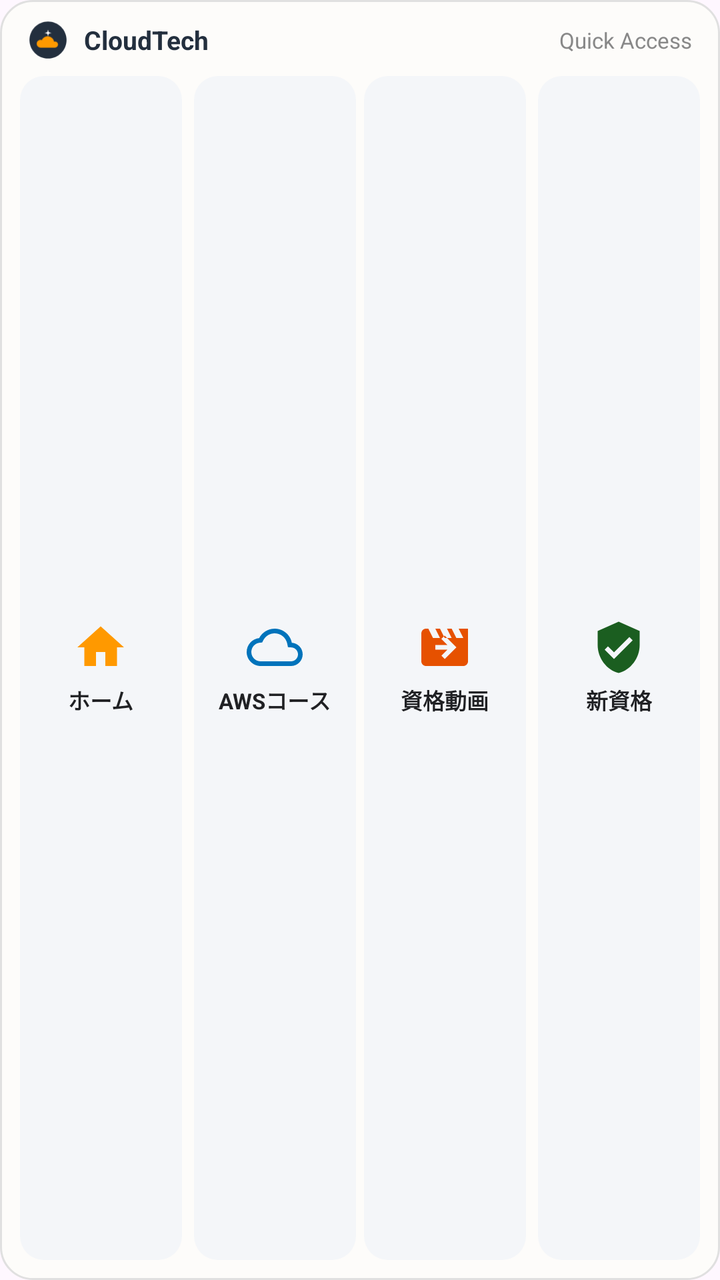
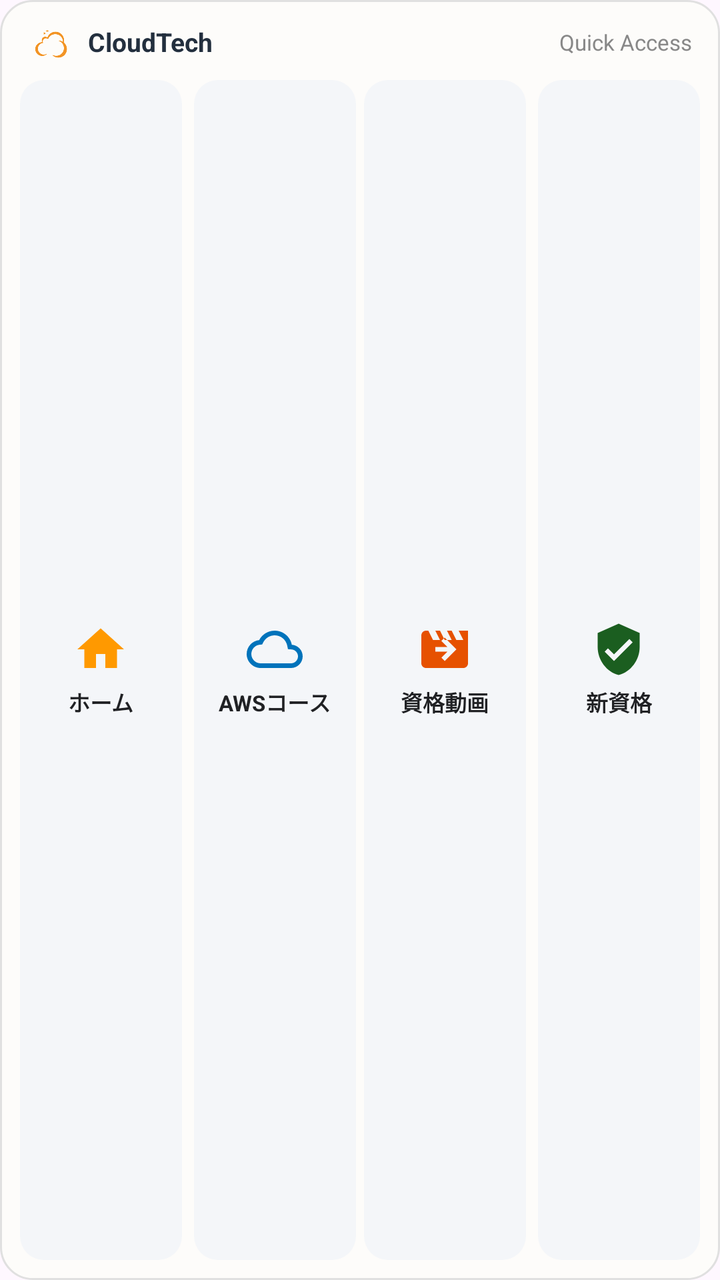

Compare the two renders of this Android layout. The source of the first and the diff that turns it into the second are given below.
<!-- AndroidManifest.xml: application theme Theme.CloudTech -->
<!-- res/layout/widget_cloudtech.xml -->
<?xml version="1.0" encoding="utf-8"?>
<LinearLayout xmlns:android="http://schemas.android.com/apk/res/android"
    android:layout_width="match_parent"
    android:layout_height="match_parent"
    android:background="@drawable/widget_bg"
    android:orientation="vertical"
    android:padding="10dp">

    
    <LinearLayout
        android:layout_width="match_parent"
        android:layout_height="wrap_content"
        android:gravity="center_vertical"
        android:orientation="horizontal"
        android:paddingBottom="8dp"
        android:paddingStart="4dp"
        android:paddingEnd="4dp">

        <ImageView
            android:layout_width="20dp"
            android:layout_height="20dp"
            android:contentDescription="@string/app_name"
            android:src="@drawable/ic_launcher" />

        <TextView
            android:layout_width="0dp"
            android:layout_height="wrap_content"
            android:layout_marginStart="8dp"
            android:layout_weight="1"
            android:text="@string/app_name"
            android:textColor="#232F3E"
            android:textSize="13sp"
            android:textStyle="bold" />

        <TextView
            android:layout_width="wrap_content"
            android:layout_height="wrap_content"
            android:text="Quick Access"
            android:textColor="#888888"
            android:textSize="11sp" />
    </LinearLayout>

    
    <LinearLayout
        android:layout_width="match_parent"
        android:layout_height="0dp"
        android:layout_weight="1"
        android:baselineAligned="false"
        android:orientation="horizontal">

        
        <LinearLayout
            android:id="@+id/btn_widget_home"
            android:layout_width="0dp"
            android:layout_height="match_parent"
            android:layout_weight="1"
            android:layout_marginEnd="4dp"
            android:background="@drawable/widget_item_bg"
            android:clickable="true"
            android:focusable="true"
            android:gravity="center"
            android:orientation="vertical"
            android:padding="6dp">

            <ImageView
                android:layout_width="28dp"
                android:layout_height="28dp"
                android:contentDescription="@string/title_home"
                android:src="@drawable/ic_cloud_home" />

            <TextView
                android:layout_width="wrap_content"
                android:layout_height="wrap_content"
                android:layout_marginTop="4dp"
                android:ellipsize="end"
                android:maxLines="1"
                android:text="ホーム"
                android:textColor="#202124"
                android:textSize="11sp"
                android:textStyle="bold" />
        </LinearLayout>

        
        <LinearLayout
            android:id="@+id/btn_widget_aws"
            android:layout_width="0dp"
            android:layout_height="match_parent"
            android:layout_weight="1"
            android:layout_marginStart="2dp"
            android:layout_marginEnd="2dp"
            android:background="@drawable/widget_item_bg"
            android:clickable="true"
            android:focusable="true"
            android:gravity="center"
            android:orientation="vertical"
            android:padding="6dp">

            <ImageView
                android:layout_width="28dp"
                android:layout_height="28dp"
                android:contentDescription="@string/title_aws_course"
                android:src="@drawable/ic_aws_course" />

            <TextView
                android:layout_width="wrap_content"
                android:layout_height="wrap_content"
                android:layout_marginTop="4dp"
                android:ellipsize="end"
                android:maxLines="1"
                android:text="AWSコース"
                android:textColor="#202124"
                android:textSize="11sp"
                android:textStyle="bold" />
        </LinearLayout>

        
        <LinearLayout
            android:id="@+id/btn_widget_cert_video"
            android:layout_width="0dp"
            android:layout_height="match_parent"
            android:layout_weight="1"
            android:layout_marginStart="2dp"
            android:layout_marginEnd="2dp"
            android:background="@drawable/widget_item_bg"
            android:clickable="true"
            android:focusable="true"
            android:gravity="center"
            android:orientation="vertical"
            android:padding="6dp">

            <ImageView
                android:layout_width="28dp"
                android:layout_height="28dp"
                android:contentDescription="@string/title_cert_video"
                android:src="@drawable/ic_cert_video" />

            <TextView
                android:layout_width="wrap_content"
                android:layout_height="wrap_content"
                android:layout_marginTop="4dp"
                android:ellipsize="end"
                android:maxLines="1"
                android:text="資格動画"
                android:textColor="#202124"
                android:textSize="11sp"
                android:textStyle="bold" />
        </LinearLayout>

        
        <LinearLayout
            android:id="@+id/btn_widget_new_cert"
            android:layout_width="0dp"
            android:layout_height="match_parent"
            android:layout_weight="1"
            android:layout_marginStart="4dp"
            android:background="@drawable/widget_item_bg"
            android:clickable="true"
            android:focusable="true"
            android:gravity="center"
            android:orientation="vertical"
            android:padding="6dp">

            <ImageView
                android:layout_width="28dp"
                android:layout_height="28dp"
                android:contentDescription="@string/title_new_cert"
                android:src="@drawable/ic_new_cert" />

            <TextView
                android:layout_width="wrap_content"
                android:layout_height="wrap_content"
                android:layout_marginTop="4dp"
                android:ellipsize="end"
                android:maxLines="1"
                android:text="新資格"
                android:textColor="#202124"
                android:textSize="11sp"
                android:textStyle="bold" />
        </LinearLayout>

    </LinearLayout>

</LinearLayout>
<!-- resources referenced by this layout -->
<resources>
  <!-- drawable ic_cert_video (drawable) -->
  <vector xmlns:android="http://schemas.android.com/apk/res/android"
      android:width="24dp"
      android:height="24dp"
      android:viewportWidth="24"
      android:viewportHeight="24">
      <path
          android:fillColor="#E65100"
          android:pathData="M18,4l2,4h-3l-2,-4h-2l2,4h-3l-2,-4H8l2,4H7L5,4H4c-1.1,0 -1.99,0.9 -1.99,2L2,18c0,1.1 0.9,2 2,2h16c1.1,0 2,-0.9 2,-2V4h-4zM12,17l-1.41,-1.41L13.17,13H8v-2h5.17l-2.58,-2.59L12,7l5,5 -5,5z" />
  </vector>
  <!-- drawable ic_cloud_home (drawable) -->
  <vector xmlns:android="http://schemas.android.com/apk/res/android"
      android:width="24dp"
      android:height="24dp"
      android:viewportWidth="24"
      android:viewportHeight="24">
      <path
          android:fillColor="#FF9900"
          android:pathData="M10,20v-6h4v6h5v-8h3L12,3 2,12h3v8z" />
  </vector>
  <!-- drawable ic_launcher (drawable) -->
  <vector xmlns:android="http://schemas.android.com/apk/res/android"
      android:width="108dp"
      android:height="108dp"
      android:viewportWidth="108"
      android:viewportHeight="108">
      
      <path
          android:fillColor="#232F3E"
          android:pathData="M54,4 C81.614,4 104,26.386 104,54 C104,81.614 81.614,104 54,104 C26.386,104 4,81.614 4,54 C4,26.386 26.386,4 54,4 Z" />
      
      <path
          android:fillColor="#FF9900"
          android:pathData="M72.5,58 C71.7,58 71,58.2 70.3,58.5 C68.8,50.3 61.6,44 53,44 C46,44 39.9,48.2 37.3,54.3 C36.2,53.8 35.1,53.5 34,53.5 C28.2,53.5 23.5,58.2 23.5,64 C23.5,69.8 28.2,74.5 34,74.5 L72.5,74.5 C77.2,74.5 81,70.7 81,66 C81,61.3 77.2,58 72.5,58 Z" />
      
      <path
          android:fillColor="#FFFFFF"
          android:pathData="M54,26 L56,33 L63,35 L56,37 L54,44 L52,37 L45,35 L52,33 Z" />
  </vector>
  <!-- drawable ic_new_cert (drawable) -->
  <vector xmlns:android="http://schemas.android.com/apk/res/android"
      android:width="24dp"
      android:height="24dp"
      android:viewportWidth="24"
      android:viewportHeight="24">
      <path
          android:fillColor="#1B5E20"
          android:pathData="M12,1L3,5v6c0,5.55 3.84,10.74 9,12 5.16,-1.26 9,-6.45 9,-12V5l-9,-4zm-2,16l-4,-4 1.41,-1.41L10,14.17l6.59,-6.59L18,9l-8,8z" />
  </vector>
  <!-- drawable widget_bg (drawable) -->
  <?xml version="1.0" encoding="utf-8"?>
  <shape xmlns:android="http://schemas.android.com/apk/res/android"
      android:shape="rectangle">
      <corners android:radius="16dp" />
      <solid android:color="#FDFCFA" />
      <stroke
          android:width="1dp"
          android:color="#E0E0E0" />
  </shape>
  <!-- drawable widget_item_bg (drawable) -->
  <?xml version="1.0" encoding="utf-8"?>
  <ripple xmlns:android="http://schemas.android.com/apk/res/android"
      android:color="#40FF9900">
      <item>
          <shape android:shape="rectangle">
              <corners android:radius="12dp" />
              <solid android:color="#F4F6F9" />
          </shape>
      </item>
  </ripple>
  <string name="app_name">CloudTech</string>
  <string name="title_aws_course">AWSコース一覧</string>
  <string name="title_cert_video">資格対策動画</string>
  <string name="title_home">CloudTech ホーム</string>
  <string name="title_new_cert">新資格対策コース</string>
  <style name="Theme.CloudTech" parent="Theme.Material3.DayNight.NoActionBar">
          <item name="colorPrimary">@color/primary</item>
          <item name="colorOnPrimary">@color/on_primary</item>
          <item name="colorPrimaryContainer">@color/primary_container</item>
          <item name="colorOnPrimaryContainer">@color/on_primary_container</item>
          <item name="colorSecondary">@color/secondary</item>
          <item name="android:statusBarColor">@color/secondary</item>
          <item name="android:windowLightStatusBar">false</item>
      </style>
  <color name="primary">#FF9900</color>
  <color name="on_primary">#FFFFFF</color>
  <color name="primary_container">#FFF3E0</color>
  <color name="on_primary_container">#3E2723</color>
  <color name="secondary">#232F3E</color>
  <!-- unchanged entries left out for length: 1 -->
</resources>

<!-- the commit's change to res/layout/widget_cloudtech.xml (unified diff, before → after) -->
@@ -17,10 +17,10 @@
         android:paddingEnd="4dp">
 
         <ImageView
-            android:layout_width="20dp"
-            android:layout_height="20dp"
+            android:layout_width="22dp"
+            android:layout_height="22dp"
             android:contentDescription="@string/app_name"
-            android:src="@drawable/ic_launcher" />
+            android:src="@drawable/ic_cloudtech_logo" />
 
         <TextView
             android:layout_width="0dp"
<!-- resource entries referenced after the edit -->
@@ -20,25 +20,7 @@
           android:fillColor="#FF9900"
           android:pathData="M10,20v-6h4v6h5v-8h3L12,3 2,12h3v8z" />
   </vector>
-  <!-- drawable ic_launcher (drawable) -->
-  <vector xmlns:android="http://schemas.android.com/apk/res/android"
-      android:width="108dp"
-      android:height="108dp"
-      android:viewportWidth="108"
-      android:viewportHeight="108">
-      
-      <path
-          android:fillColor="#232F3E"
-          android:pathData="M54,4 C81.614,4 104,26.386 104,54 C104,81.614 81.614,104 54,104 C26.386,104 4,81.614 4,54 C4,26.386 26.386,4 54,4 Z" />
-      
-      <path
-          android:fillColor="#FF9900"
-          android:pathData="M72.5,58 C71.7,58 71,58.2 70.3,58.5 C68.8,50.3 61.6,44 53,44 C46,44 39.9,48.2 37.3,54.3 C36.2,53.8 35.1,53.5 34,53.5 C28.2,53.5 23.5,58.2 23.5,64 C23.5,69.8 28.2,74.5 34,74.5 L72.5,74.5 C77.2,74.5 81,70.7 81,66 C81,61.3 77.2,58 72.5,58 Z" />
-      
-      <path
-          android:fillColor="#FFFFFF"
-          android:pathData="M54,26 L56,33 L63,35 L56,37 L54,44 L52,37 L45,35 L52,33 Z" />
-  </vector>
+  <!-- drawable ic_cloudtech_logo: png bitmap (drawable, 13486 bytes) -->
   <!-- drawable ic_new_cert (drawable) -->
   <vector xmlns:android="http://schemas.android.com/apk/res/android"
       android:width="24dp"
